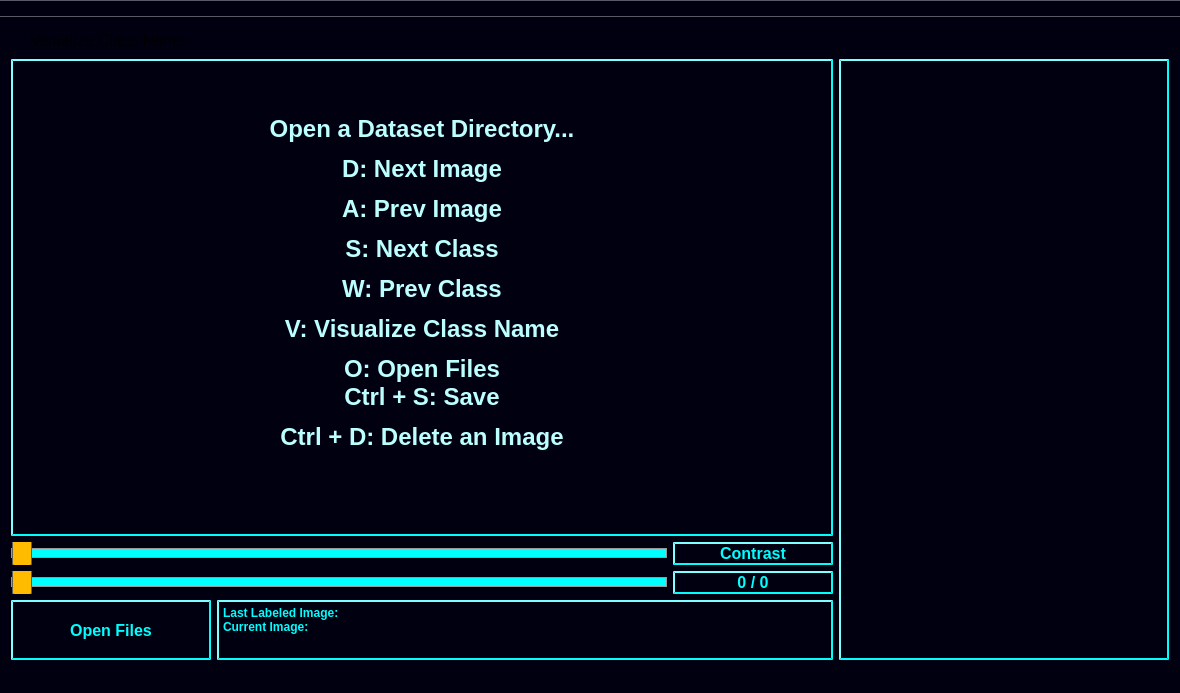
developer0hye/Yolo_Label, file mainwindow.ui: the form before one commit.
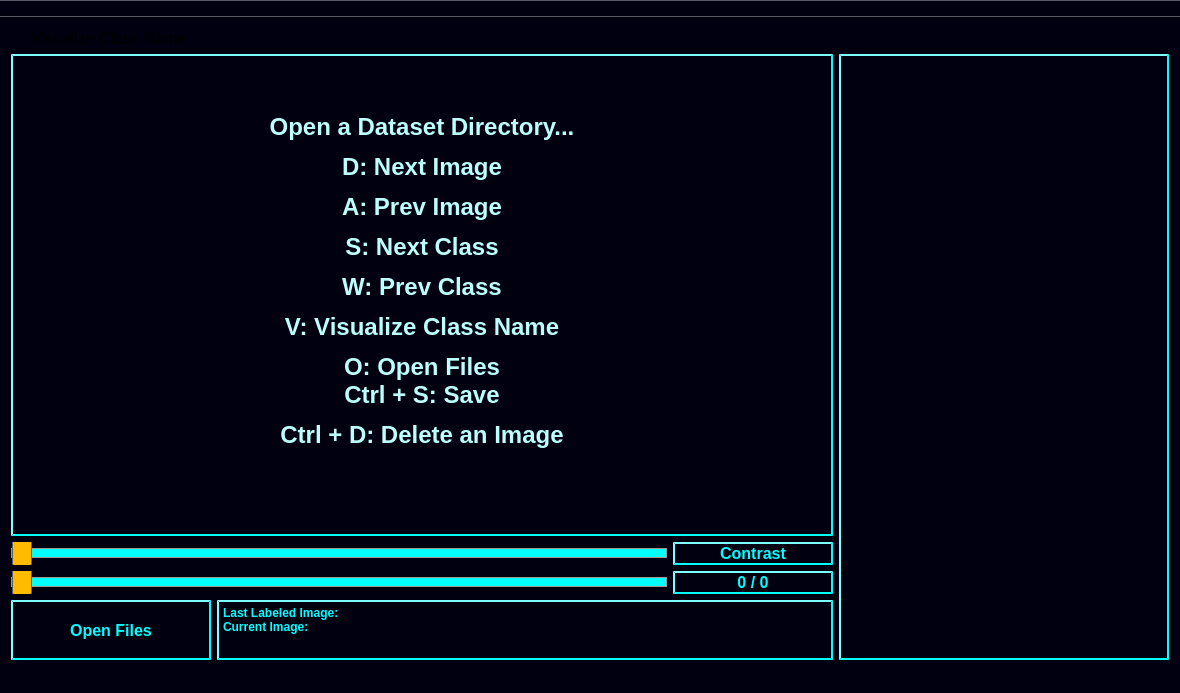
The form after the commit. Icons and pictures are not drawn. Custom widgets are drawn as their Qt base class.

Commit message:
fix: prevent stylesheet from overriding programmatic item colors
- Remove QTableWidget::item background-color rule that was overriding
  setBackground(labelColor) calls, making the Color column all black
- Remove background-color from QCheckBox widget level to prevent it
  from bleeding into the indicator sub-control
- Increase checkbox indicator size to 18px for better visibility

What changed in the file:
```diff
--- a/mainwindow.ui
+++ b/mainwindow.ui
@@ -509,9 +509,6 @@
 gridline-color: rgb(0, 255, 255);
 }
 
-QTableWidget::item {
-    background-color: rgb(0, 0, 17);
-}
 QTableWidget::item:selected {
     background-color: rgb(34, 0, 85);
     color: rgb(0, 255, 0);
@@ -592,16 +589,16 @@
          </font>
         </property>
         <property name="styleSheet">
-         <string notr="true">background-color : rgb(0, 0, 17);color : rgb(0, 255, 255);
+         <string notr="true">color : rgb(0, 255, 255);
 QCheckBox::indicator {
-    width: 16px;
-    height: 16px;
+    width: 18px;
+    height: 18px;
     border: 2px solid rgb(0, 255, 255);
     background-color: white;
+    border-radius: 3px;
 }
 QCheckBox::indicator:checked {
     background-color: rgb(0, 255, 255);
-    image: url(none);
 }
 </string>
         </property>
```
